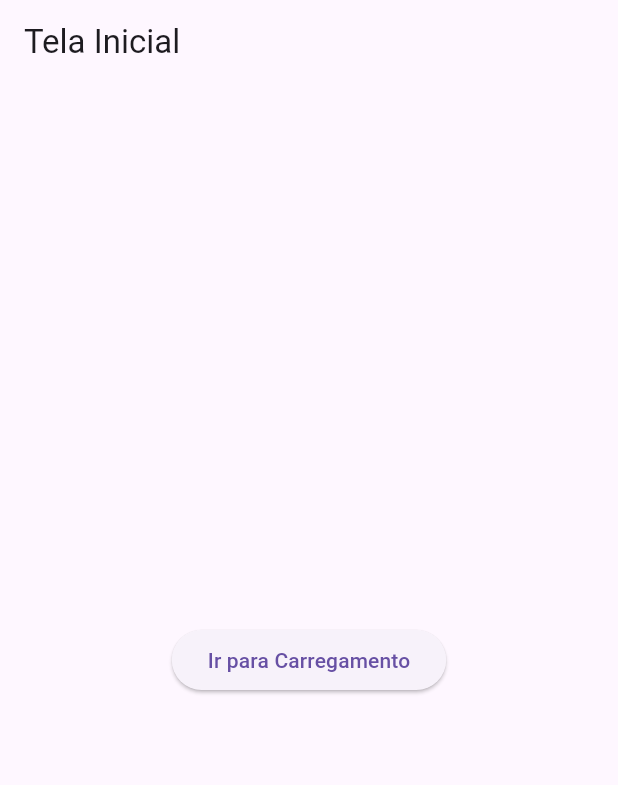
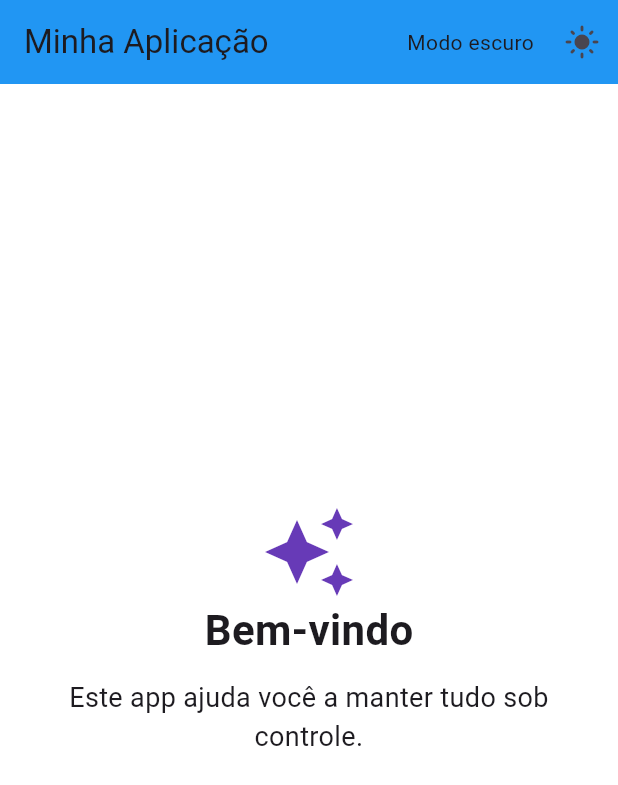
Before and after one commit to Zimmer-7/carregamento_customizado, a Flutter app: the screen it shows after launch, on a phone screen of 412 x 824 dp. Shown: the top 785 px of the screen. Run offline on Flutter 3.47's test engine with Material 3 defaults, Android fonts, the phone set to English and light mode, and no system bars; our stand-ins replace font_awesome_flutter.

Commit message:
primeiro envio

```diff
--- a/lib/loading_indicator.dart
+++ b/lib/loading_indicator.dart
@@ -48,7 +48,11 @@ class _LoadingIndicatorState extends State<LoadingIndicator>
               angle: rotationAnim.value,
               child: Transform.scale(
                 scale: scaleAnim.value,
-                child: const Icon(Icons.sync, size: 48),
+                child: const Icon(
+                  Icons.auto_awesome, // ícone personalizado escolhido
+                  size: 64,
+                  color: Colors.deepPurple, // cor personalizada
+                ),
               ),
             );
           },
--- a/lib/main.dart
+++ b/lib/main.dart
@@ -1,19 +1,42 @@
 import 'package:flutter/material.dart';
-import 'dart:math';
+import 'package:flutter/services.dart';
+import 'theme/light_theme.dart';
+import 'theme/dark_theme.dart';
+import 'theme/theme_controller.dart';
+import 'splash/animated_splash.dart';
+import 'onboarding/onboarding_page.dart';
+import 'package:font_awesome_flutter/font_awesome_flutter.dart';
 
 void main() {
-  runApp(const MyApp());
+  runApp(MyApp());
 }
 
+class ThemeController {
+  ValueNotifier<bool> isDark = ValueNotifier(false);
+
+  ThemeData get currentTheme => isDark.value ? darkTheme : lightTheme;
+
+  void toggleTheme() {
+    isDark.value = !isDark.value;
+  }
+}
+
+final themeController = ThemeController();
+
 class MyApp extends StatelessWidget {
-  const MyApp({super.key});
-
   @override
   Widget build(BuildContext context) {
-    return MaterialApp(
-      title: 'Custom Loading Example',
-      home: const HomePage(),
-      debugShowCheckedModeBanner: false,
+    return ValueListenableBuilder<bool>(
+      valueListenable: themeController.isDark,
+      builder: (context, isDark, _) {
+        return MaterialApp(
+          debugShowCheckedModeBanner: false,
+          theme: lightTheme,
+          darkTheme: darkTheme,
+          themeMode: isDark ? ThemeMode.dark : ThemeMode.light,
+          home: const HomePage(),
+        );
+      },
     );
   }
 }
@@ -24,77 +47,29 @@ class HomePage extends StatelessWidget {
   @override
   Widget build(BuildContext context) {
     return Scaffold(
-      appBar: AppBar(title: const Text('Tela Inicial')),
-      body: Center(
-        child: ElevatedButton(
-          onPressed: () {
-            Navigator.push(
-              context,
-              MaterialPageRoute(builder: (_) => CustomLoadingIndicator()),
-            );
-          },
-          child: const Text('Ir para Carregamento'),
-        ),
+      appBar: AppBar(
+        title: const Text("Minha Aplicação"),
+        actions: [
+          Row(
+            children: [
+              const Text("Modo escuro"),
+              const SizedBox(width: 8),
+              IconButton(
+                icon: Icon(
+                  themeController.isDark.value
+                      ? Icons.dark_mode
+                      : Icons.light_mode,
+                ),
+                onPressed: () {
+                  themeController.toggleTheme();
+                },
+              ),
+            ],
+          ),
+        ],
       ),
+      body:
+          const OnboardingPage(), // ou LoginPage() se quiser iniciar direto nela
     );
   }
 }
-
-class CustomLoadingIndicator extends StatefulWidget {
-  const CustomLoadingIndicator({super.key});
-
-  @override
-  _CustomLoadingIndicatorState createState() => _CustomLoadingIndicatorState();
-}
-
-class _CustomLoadingIndicatorState extends State<CustomLoadingIndicator>
-    with SingleTickerProviderStateMixin {
-  late AnimationController _controller;
-  late Animation<double> rotationAnim;
-  late Animation<double> scaleAnim;
-
-  @override
-  void initState() {
-    super.initState();
-    _controller = AnimationController(
-      duration: const Duration(seconds: 1, milliseconds: 500),
-      vsync: this,
-    )..repeat();
-
-    rotationAnim = Tween<double>(begin: 0, end: 2 * pi).animate(_controller);
-
-    scaleAnim = Tween<double>(begin: 0.8, end: 1.2).animate(
-      CurvedAnimation(
-        parent: _controller,
-        curve: const Interval(0.0, 0.5, curve: Curves.easeInOut),
-      ),
-    );
-  }
-
-  @override
-  void dispose() {
-    _controller.dispose();
-    super.dispose();
-  }
-
-  @override
-  Widget build(BuildContext context) {
-    return Scaffold(
-      appBar: AppBar(title: const Text('Carregando...')),
-      body: Center(
-        child: AnimatedBuilder(
-          animation: _controller,
-          builder: (context, child) {
-            return Transform.rotate(
-              angle: rotationAnim.value,
-              child: Transform.scale(
-                scale: scaleAnim.value,
-                child: const Icon(Icons.sync, size: 48),
-              ),
-            );
-          },
-        ),
-      ),
-    );
-  }
-}
--- /dev/null
+++ b/lib/onboarding/onboarding_page.dart
@@ -0,0 +1,77 @@
+import 'package:flutter/material.dart';
+import '/login/login_page.dart'; // Certifique-se que este caminho está correto
+
+class OnboardingPage extends StatelessWidget {
+  const OnboardingPage({super.key});
+
+  @override
+  Widget build(BuildContext context) {
+    final titles = ["Bem-vindo", "Organização", "Facilidade"];
+    final descs = [
+      "Este app ajuda você a manter tudo sob controle.",
+      "Gerencie suas tarefas e compromissos em um só lugar.",
+      "Navegação intuitiva para facilitar seu dia a dia.",
+    ];
+    final icons = [Icons.waving_hand, Icons.dashboard, Icons.bolt];
+
+    return Scaffold(
+      body: PageView.builder(
+        itemCount: titles.length,
+        itemBuilder:
+            (context, index) =>
+                _buildPage(context, titles[index], descs[index], icons[index]),
+      ),
+    );
+  }
+
+  Widget _buildPage(
+    BuildContext context,
+    String title,
+    String desc,
+    IconData icon,
+  ) {
+    return Padding(
+      padding: const EdgeInsets.all(32),
+      child: Column(
+        mainAxisAlignment: MainAxisAlignment.center,
+        children: [
+          const Icon(
+            Icons.auto_awesome, // ícone personalizado escolhido
+            size: 64,
+            color: Colors.deepPurple, // cor personalizada
+          ),
+          Text(
+            title,
+            style: const TextStyle(fontSize: 28, fontWeight: FontWeight.bold),
+          ),
+          const SizedBox(height: 12),
+          Text(
+            desc,
+            textAlign: TextAlign.center,
+            style: const TextStyle(fontSize: 18),
+          ),
+          const SizedBox(height: 40),
+          if (title == "Facilidade") // Mostra botão apenas na última tela
+            ElevatedButton(
+              style: ElevatedButton.styleFrom(
+                padding: const EdgeInsets.symmetric(
+                  horizontal: 24,
+                  vertical: 12,
+                ),
+              ),
+              onPressed: () {
+                Navigator.pushReplacement(
+                  context,
+                  MaterialPageRoute(builder: (_) => const LoginPage()),
+                );
+              },
+              child: const Text(
+                "Vamos começar",
+                style: TextStyle(fontSize: 16),
+              ),
+            ),
+        ],
+      ),
+    );
+  }
+}
--- /dev/null
+++ b/lib/theme/dark_theme.dart
@@ -0,0 +1,7 @@
+// dark_theme.dart
+import 'package:flutter/material.dart';
+
+final ThemeData darkTheme = ThemeData.dark().copyWith(
+  scaffoldBackgroundColor: Colors.black,
+  appBarTheme: const AppBarTheme(backgroundColor: Colors.black87),
+);
--- /dev/null
+++ b/lib/theme/light_theme.dart
@@ -0,0 +1,7 @@
+// light_theme.dart
+import 'package:flutter/material.dart';
+
+final ThemeData lightTheme = ThemeData.light().copyWith(
+  scaffoldBackgroundColor: Colors.white,
+  appBarTheme: const AppBarTheme(backgroundColor: Colors.blue),
+);
```
Also changed, not shown: lib/login/login_page.dart (added, +48 -0 lines), lib/login/widgets/custom_header.dart (added, +18 -0 lines), lib/login/widgets/login_text_form_field.dart (added, +35 -0 lines), lib/splash/animated_splash.dart (added, +54 -0 lines), lib/theme/theme_controller.dart (added, +13 -0 lines), pubspec.yaml (+14 -16 lines), pubspec.lock, 33 other files.
